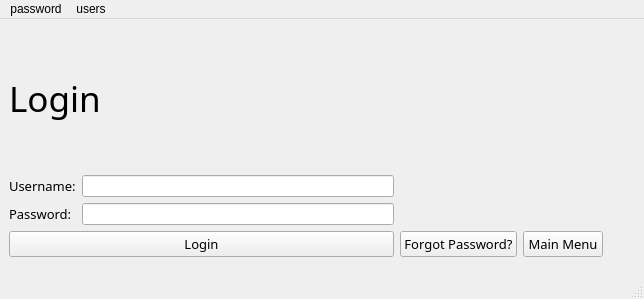
First picture: the form in lightning_pass/gui/static/qt_designer/main.ui, repository lgtm-migrator/lightning-pass, before the edit.
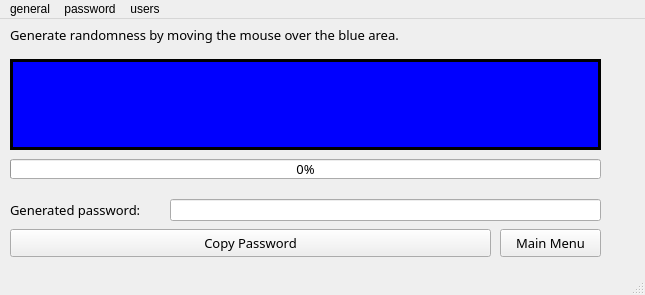
Second picture: the form after the edit.

Commit message: stacked widgets: generate password, generate password phase2 structure for button and menu bar connections

The edit to the form file:
```diff
--- a/lightning_pass/gui/static/qt_designer/main.ui
+++ b/lightning_pass/gui/static/qt_designer/main.ui
@@ -6,8 +6,8 @@
    <rect>
     <x>0</x>
     <y>0</y>
-    <width>644</width>
-    <height>299</height>
+    <width>645</width>
+    <height>295</height>
    </rect>
   </property>
   <property name="windowTitle">
@@ -24,7 +24,7 @@
      </rect>
     </property>
     <property name="currentIndex">
-     <number>1</number>
+     <number>5</number>
     </property>
     <widget class="QWidget" name="home">
      <layout class="QGridLayout" name="gridLayout">
@@ -361,6 +361,289 @@
       </item>
      </layout>
     </widget>
+    <widget class="QWidget" name="generate_pass">
+     <layout class="QGridLayout" name="gridLayout_5">
+      <item row="0" column="0" colspan="6">
+       <widget class="QLabel" name="generate_pas_main_lbl">
+        <property name="font">
+         <font>
+          <family>Segoe Print</family>
+          <pointsize>26</pointsize>
+         </font>
+        </property>
+        <property name="text">
+         <string>Generate Password</string>
+        </property>
+       </widget>
+      </item>
+      <item row="1" column="0">
+       <widget class="QLabel" name="generate_pass_length_lbl">
+        <property name="font">
+         <font>
+          <family>Segoe UI Light</family>
+          <pointsize>10</pointsize>
+         </font>
+        </property>
+        <property name="text">
+         <string>Password length:</string>
+        </property>
+       </widget>
+      </item>
+      <item row="1" column="1">
+       <widget class="QSpinBox" name="generate_pass_spin_box">
+        <property name="font">
+         <font>
+          <family>Segoe UI Light</family>
+          <pointsize>10</pointsize>
+         </font>
+        </property>
+        <property name="minimum">
+         <number>16</number>
+        </property>
+        <property name="maximum">
+         <number>64</number>
+        </property>
+       </widget>
+      </item>
+      <item row="1" column="2">
+       <widget class="QCheckBox" name="generate_pass_numbers_check">
+        <property name="font">
+         <font>
+          <family>Segoe UI Light</family>
+          <pointsize>10</pointsize>
+         </font>
+        </property>
+        <property name="text">
+         <string>Numbers</string>
+        </property>
+        <property name="checked">
+         <bool>true</bool>
+        </property>
+       </widget>
+      </item>
+      <item row="1" column="3">
+       <widget class="QCheckBox" name="generate_pass_symbols_check">
+        <property name="font">
+         <font>
+          <family>Segoe UI Light</family>
+          <pointsize>10</pointsize>
+         </font>
+        </property>
+        <property name="text">
+         <string>Symbols</string>
+        </property>
+        <property name="checked">
+         <bool>true</bool>
+        </property>
+       </widget>
+      </item>
+      <item row="1" column="4">
+       <widget class="QCheckBox" name="generate_pass_lower_check">
+        <property name="font">
+         <font>
+          <family>Segoe UI Light</family>
+          <pointsize>10</pointsize>
+         </font>
+        </property>
+        <property name="text">
+         <string>Lowercase</string>
+        </property>
+        <property name="checked">
+         <bool>true</bool>
+        </property>
+       </widget>
+      </item>
+      <item row="1" column="5">
+       <widget class="QCheckBox" name="generate_pass_upper_check">
+        <property name="font">
+         <font>
+          <family>Segoe UI Light</family>
+          <pointsize>10</pointsize>
+         </font>
+        </property>
+        <property name="text">
+         <string>Uppercase</string>
+        </property>
+        <property name="checked">
+         <bool>true</bool>
+        </property>
+       </widget>
+      </item>
+      <item row="2" column="0" colspan="5">
+       <widget class="QPushButton" name="generate_pass_generate_btn">
+        <property name="font">
+         <font>
+          <family>Segoe UI Light</family>
+          <pointsize>10</pointsize>
+         </font>
+        </property>
+        <property name="text">
+         <string>Generate</string>
+        </property>
+       </widget>
+      </item>
+      <item row="2" column="5">
+       <widget class="QPushButton" name="generate_pass_main_menu_btn">
+        <property name="enabled">
+         <bool>true</bool>
+        </property>
+        <property name="font">
+         <font>
+          <family>Segoe UI Light</family>
+          <pointsize>10</pointsize>
+         </font>
+        </property>
+        <property name="text">
+         <string>Main Menu</string>
+        </property>
+       </widget>
+      </item>
+     </layout>
+    </widget>
+    <widget class="QWidget" name="generate_pass_phase2">
+     <widget class="QProgressBar" name="generate_pass_p2_prgrs_bar">
+      <property name="enabled">
+       <bool>true</bool>
+      </property>
+      <property name="geometry">
+       <rect>
+        <x>10</x>
+        <y>140</y>
+        <width>591</width>
+        <height>20</height>
+       </rect>
+      </property>
+      <property name="font">
+       <font>
+        <family>Segoe UI Light</family>
+        <pointsize>10</pointsize>
+       </font>
+      </property>
+      <property name="value">
+       <number>0</number>
+      </property>
+      <property name="textVisible">
+       <bool>true</bool>
+      </property>
+     </widget>
+     <widget class="QLabel" name="generate_pass_p2_rnd_lbl">
+      <property name="enabled">
+       <bool>true</bool>
+      </property>
+      <property name="geometry">
+       <rect>
+        <x>10</x>
+        <y>0</y>
+        <width>471</width>
+        <height>31</height>
+       </rect>
+      </property>
+      <property name="font">
+       <font>
+        <family>Segoe UI Light</family>
+        <pointsize>10</pointsize>
+       </font>
+      </property>
+      <property name="text">
+       <string>Generate randomness by moving the mouse over the blue area.</string>
+      </property>
+     </widget>
+     <widget class="QLabel" name="generate_pass_p2_tracking_lbl">
+      <property name="enabled">
+       <bool>true</bool>
+      </property>
+      <property name="geometry">
+       <rect>
+        <x>10</x>
+        <y>40</y>
+        <width>591</width>
+        <height>91</height>
+       </rect>
+      </property>
+      <property name="mouseTracking">
+       <bool>true</bool>
+      </property>
+      <property name="styleSheet">
+       <string notr="true">background-color: blue; border: 3px solid black</string>
+      </property>
+      <property name="text">
+       <string/>
+      </property>
+     </widget>
+     <widget class="QLabel" name="generate_pass_p2_final_lbl">
+      <property name="geometry">
+       <rect>
+        <x>10</x>
+        <y>180</y>
+        <width>161</width>
+        <height>21</height>
+       </rect>
+      </property>
+      <property name="font">
+       <font>
+        <family>Segoe UI Light</family>
+        <pointsize>10</pointsize>
+       </font>
+      </property>
+      <property name="text">
+       <string>Generated password:</string>
+      </property>
+     </widget>
+     <widget class="QLineEdit" name="generate_pass_p2_final_pass_line">
+      <property name="geometry">
+       <rect>
+        <x>170</x>
+        <y>180</y>
+        <width>431</width>
+        <height>22</height>
+       </rect>
+      </property>
+      <property name="text">
+       <string/>
+      </property>
+      <property name="readOnly">
+       <bool>true</bool>
+      </property>
+     </widget>
+     <widget class="QPushButton" name="generate_pass_p2_copy_btn">
+      <property name="geometry">
+       <rect>
+        <x>10</x>
+        <y>210</y>
+        <width>481</width>
+        <height>28</height>
+       </rect>
+      </property>
+      <property name="font">
+       <font>
+        <family>Segoe UI Light</family>
+        <pointsize>10</pointsize>
+       </font>
+      </property>
+      <property name="text">
+       <string>Copy Password</string>
+      </property>
+     </widget>
+     <widget class="QPushButton" name="generate_pass_p2_main_btn">
+      <property name="geometry">
+       <rect>
+        <x>500</x>
+        <y>210</y>
+        <width>101</width>
+        <height>28</height>
+       </rect>
+      </property>
+      <property name="font">
+       <font>
+        <family>Segoe UI Light</family>
+        <pointsize>10</pointsize>
+       </font>
+      </property>
+      <property name="text">
+       <string>Main Menu</string>
+      </property>
+     </widget>
+    </widget>
    </widget>
   </widget>
   <widget class="QMenuBar" name="menubar">
@@ -368,11 +651,11 @@
     <rect>
      <x>0</x>
      <y>0</y>
-     <width>644</width>
+     <width>645</width>
      <height>26</height>
     </rect>
    </property>
-   <widget class="QMenu" name="menulogin">
+   <widget class="QMenu" name="menu_users">
     <property name="title">
      <string>users</string>
     </property>
@@ -392,14 +675,21 @@
     </widget>
     <addaction name="menuaccount"/>
    </widget>
-   <widget class="QMenu" name="menupassword">
+   <widget class="QMenu" name="menu_password">
     <property name="title">
      <string>password</string>
     </property>
     <addaction name="actiongenerate"/>
    </widget>
-   <addaction name="menupassword"/>
-   <addaction name="menulogin"/>
+   <widget class="QMenu" name="menu_general">
+    <property name="title">
+     <string>general</string>
+    </property>
+    <addaction name="action_main_menu"/>
+   </widget>
+   <addaction name="menu_general"/>
+   <addaction name="menu_password"/>
+   <addaction name="menu_users"/>
   </widget>
   <widget class="QStatusBar" name="statusbar"/>
   <action name="actionlogin">
```
Left out of the diff: 35 changed lines with no effect on the pictures. The commit also changes 4 other files.
